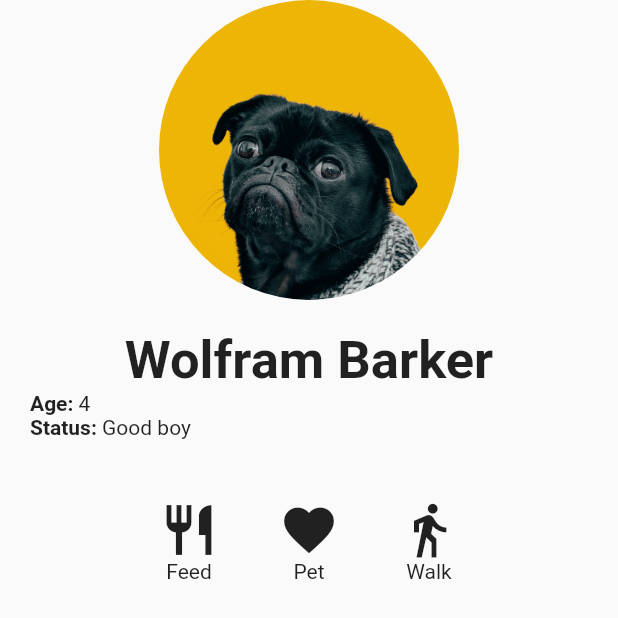
After one commit to jarecsni/flutter_cookbook_examples, a Flutter app: the ProfileScreen screen opened directly, on a phone screen of 412 x 824 dp. The commit adds this screen. Shown: the top 618 px of the screen. Run offline on Flutter 3.47's test engine with Material 2 defaults, Android fonts, the phone set to English and light mode, and no system bars; our stand-ins replace google_fonts.

Commit message:
Page 155

```diff
--- a/lib/chapter4/basic_screen.dart
+++ b/lib/chapter4/basic_screen.dart
@@ -1,5 +1,5 @@
 import 'package:flutter/material.dart';
-import 'package:flutter_cookbook_examples/chapter4/immutable_widget.dart';
+//import 'package:flutter_cookbook_examples/chapter4/immutable_widget.dart';
 import 'package:flutter_cookbook_examples/chapter4/text_layout.dart';
 
 class BasicScreen extends StatelessWidget {
--- /dev/null
+++ b/lib/chapter5/main.dart
@@ -0,0 +1,19 @@
+import 'package:flutter/material.dart';
+import './profile_screen.dart';
+
+void main(List<String> args) => runApp(const StaticApp());
+
+class StaticApp extends StatelessWidget {
+  const StaticApp({super.key});
+
+  @override
+  Widget build(BuildContext context) {
+    return MaterialApp(
+      title: "Flutter Demo",
+      theme: ThemeData(
+        primarySwatch: Colors.blue,
+      ),
+      home: const ProfileScreen(),
+    );
+  }
+}
--- /dev/null
+++ b/lib/chapter5/profile_screen.dart
@@ -0,0 +1,97 @@
+import 'package:flutter/material.dart';
+
+class ProfileScreen extends StatelessWidget {
+  const ProfileScreen({super.key});
+
+  @override
+  Widget build(BuildContext context) {
+    return const Scaffold(
+      body: Column(
+        children: [
+          ProfileImage(),
+          ProfileDetails(),
+          ProfileActions(),
+        ],
+      ),
+    );
+  }
+}
+
+class ProfileImage extends StatelessWidget {
+  const ProfileImage({super.key});
+
+  @override
+  Widget build(BuildContext context) {
+    return ClipOval(
+      child: Image.asset(
+        width: 200,
+        height: 200,
+        'assets/dog.jpg',
+        fit: BoxFit.fitWidth,
+      ),
+    );
+  }
+}
+
+class ProfileDetails extends StatelessWidget {
+  const ProfileDetails({super.key});
+
+  @override
+  Widget build(BuildContext context) {
+    return Padding(
+      padding: EdgeInsets.all(20.0),
+      child: Column(
+        children: [
+          const Text(
+            "Wolfram Barker",
+            style: TextStyle(
+              fontSize: 35,
+              fontWeight: FontWeight.w600,
+            ),
+          ),
+          _buildDetailsRow("Age", "4"),
+          _buildDetailsRow("Status", "Good boy"),
+        ],
+      ),
+    );
+  }
+}
+
+Widget _buildDetailsRow(String heading, String value) {
+  return Row(
+    children: [
+      Text("$heading: ",
+          style: const TextStyle(
+            fontWeight: FontWeight.bold,
+          )),
+      Text(value),
+    ],
+  );
+}
+
+class ProfileActions extends StatelessWidget {
+  const ProfileActions({super.key});
+
+  @override
+  Widget build(BuildContext context) {
+    return Row(
+      mainAxisAlignment: MainAxisAlignment.center,
+      children: [
+        _buildIcon(Icons.restaurant, 'Feed'),
+        _buildIcon(Icons.favorite, 'Pet'),
+        _buildIcon(Icons.directions_walk, 'Walk'),
+      ],
+    );
+  }
+}
+
+Widget _buildIcon(IconData icon, String text) {
+  return Padding(
+      padding: const EdgeInsets.all(20.0),
+      child: Column(
+        children: [
+          Icon(icon, size: 40),
+          Text(text),
+        ],
+      ));
+}
```
Also changed, not shown: assets/dog.jpg (added).
